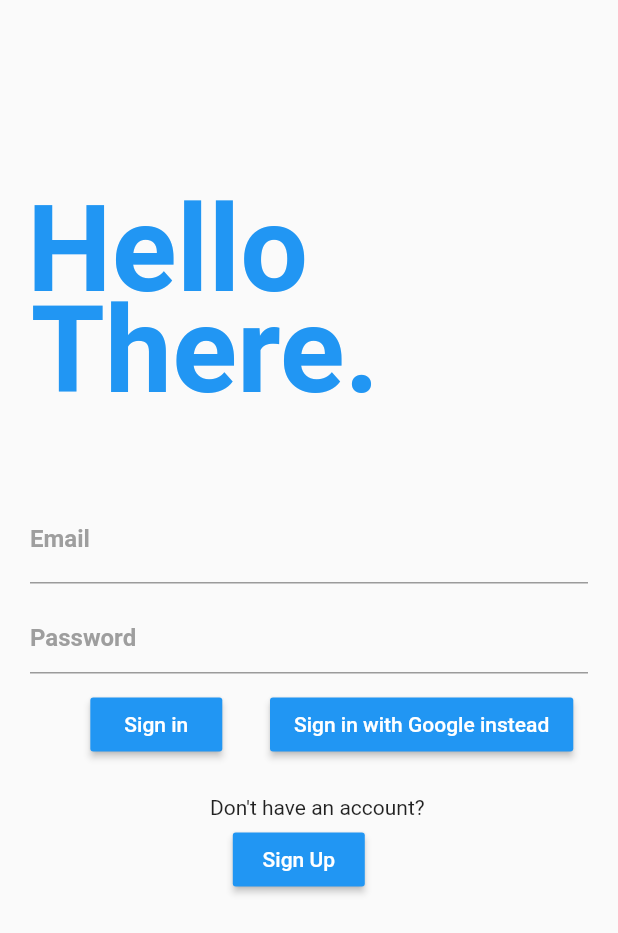
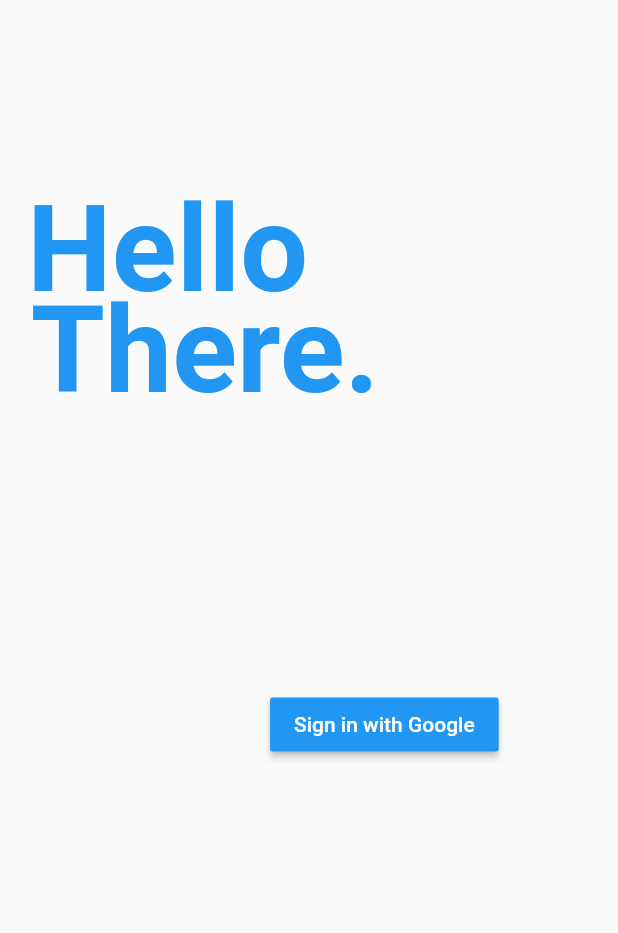
Before and after one commit to DanccKnight/DMRS-, a Flutter app: the screen it shows after launch, on a phone screen of 412 x 824 dp. Shown: the top 933 px of the screen. Run offline on Flutter 3.47's test engine with Material 2 defaults, Android fonts, the phone set to English and light mode, and no system bars; our stand-ins replace cloud_firestore, firebase_auth, google_sign_in; accounts and stored records are empty.

```diff
--- a/lib/UI/Signin.dart
+++ b/lib/UI/Signin.dart
@@ -41,83 +41,19 @@ class _loginPageState extends State<loginPage> {
               ),
             ),
             Container(
-              padding: EdgeInsets.only(top: 330.0, left: 20.0, right: 20.0),
-              child: TextFormField(
-                validator: (input) {
-                  if (input.isEmpty) return "Enter your email";
-                },
-                onSaved: (input) => _email = input,
-                decoration: InputDecoration(
-                    labelText: 'Email',
-                    labelStyle: new TextStyle(
-                        fontWeight: FontWeight.bold, color: Colors.grey)),
-              ),
-            ),
-            Container(
-              padding: EdgeInsets.only(top: 401.0, left: 20.0, right: 20.0),
-              child: TextFormField(
-                validator: (input) {
-                  if (input.length < 5)
-                    return "Password length has to be at least 5 characters";
-                },
-                obscureText: true,
-                onSaved: (input) => _password = input,
-                decoration: InputDecoration(
-                    hintText: 'Password',
-                    hintStyle: new TextStyle(
-                        fontWeight: FontWeight.bold, color: Colors.grey)),
-              ),
-            ),
-            Container(
-                padding: EdgeInsets.fromLTRB(60.2, 459.0, 0.0, 0.0),
-                child: RaisedButton(
-                  textColor: Colors.white,
-                  color: Colors.blue,
-                  onPressed: signIn,
-                  child: new Text("Sign in"),
-                )),
-            Container(
                 padding: EdgeInsets.fromLTRB(180.0, 459.0, 0.0, 0.0),
                 child: RaisedButton(
                   textColor: Colors.white,
                   color: Colors.blue,
                   onPressed: () async {
-                    if(await Auth.signInWithGoogle() == true)
+                    if (await Auth.signInWithGoogle() == true)
                       Navigator.of(context).pushReplacementNamed('/Home');
                   },
-                  child: new Text("Sign in with Google instead"),
-                )),
-            Container(
-              padding: EdgeInsets.fromLTRB(140.0, 530.0, 0.0, 0.0),
-              child: new Text("Don't have an account?"),
-            ),
-            Container(
-                padding: EdgeInsets.fromLTRB(155.2, 549.0, 0.0, 0.0),
-                child: RaisedButton(
-                  textColor: Colors.white,
-                  color: Colors.blue,
-                  onPressed: () {
-                    Navigator.of(context).pushNamed('/SignUp');
-                  },
-                  child: new Text("Sign Up"),
+                  child: new Text("Sign in with Google"),
                 )),
           ],
         ),
       ),
     );
   }
-
-  Future<void> signIn() async {
-    final formState = _formKey.currentState;
-    if (formState.validate()) {
-      formState.save();
-      try {
-        FirebaseUser user = await FirebaseAuth.instance
-            .signInWithEmailAndPassword(email: _email, password: _password);
-        Navigator.of(context).pushNamed('/Home');
-      } catch (e) {
-        print(e.message);
-      }
-    }
-  }
 }
--- a/lib/main.dart
+++ b/lib/main.dart
@@ -19,7 +19,7 @@ class MyApp extends StatelessWidget {
         '/Home': (BuildContext context) => new Home(),
         '/SignUp': (BuildContext context) => new SignupPage(),
         '/About': (BuildContext context) => new AboutPage(),
-        '/Menu': (BuildContext context) => new Menu()
+        '/Menu': (BuildContext context) => new Menu(),
       }
     );
   }
```
Also changed, not shown: lib/UI/Menu.dart (+43 -70 lines).
